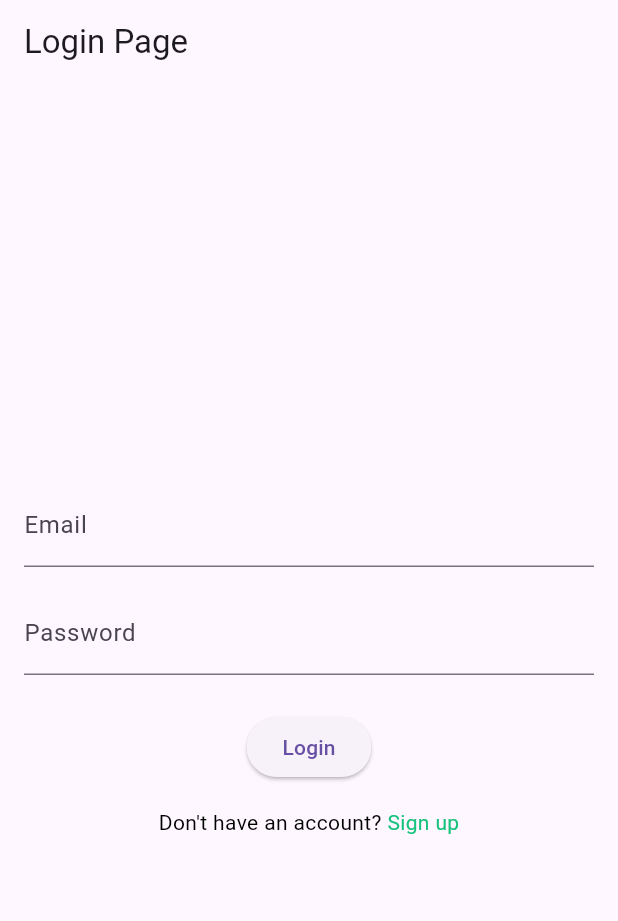
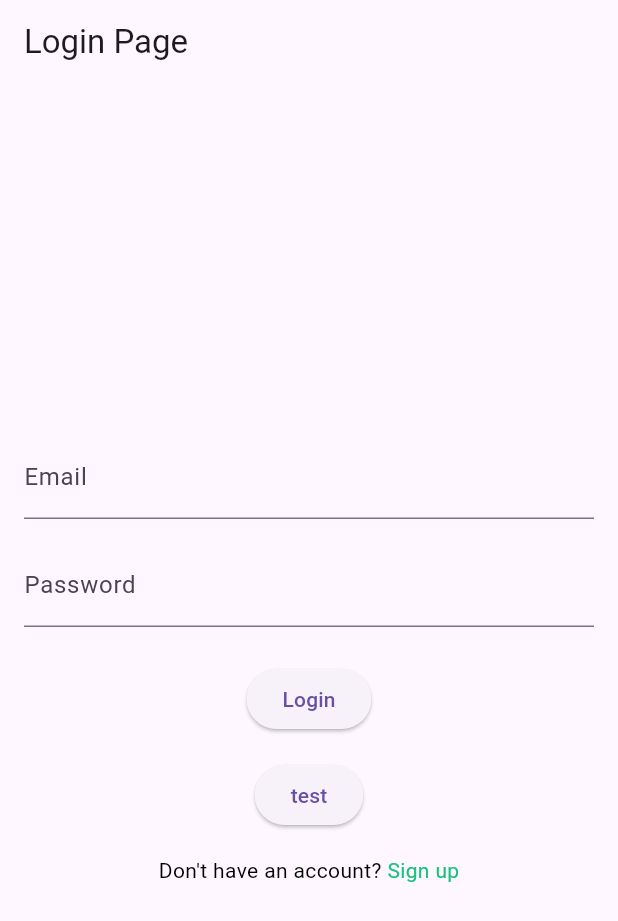
Before and after one commit to SETAP-Education/EducationApp, a Flutter app: the screen it shows after launch, on a phone screen of 412 x 824 dp. Shown: the top 921 px of the screen. Run offline on Flutter 3.47's test engine with Material 3 defaults, Android fonts, the phone set to English and light mode, and no system bars; our stand-ins replace firebase_auth, firebase_core; accounts and stored records are empty; statements that could not run were skipped.

Commit message:
Updated Login - Logic and UI

```diff
--- a/education_app/lib/Pages/AuthenticationPages/LoginPageLogic.dart
+++ b/education_app/lib/Pages/AuthenticationPages/LoginPageLogic.dart
@@ -4,6 +4,7 @@ import 'package:education_app/Pages/LandingPage.dart';
 
 class LoginPageLogic {
   final FirebaseAuth _auth = FirebaseAuth.instance;
+  User? user;
 
   Future<void> login(BuildContext context, String email, String password) async {
     try {
@@ -32,4 +33,54 @@ class LoginPageLogic {
       );
     }
   }
+
+  // Future<void> bypass(BuildContext context) async {
+  //   try {
+  //     if (user != null) {
+  //       Navigator.pushReplacement(
+  //         context,
+  //         MaterialPageRoute(builder: (context) => LandingPage(user: user!)),
+  //       );
+  //     }
+  //   } catch (e) {
+  //     print('Bypass failed: $e');
+  //     ScaffoldMessenger.of(context).showSnackBar(
+  //       SnackBar(
+  //         content: Text('Bypass failed. Please try again.'),
+  //         duration: Duration(seconds: 3),
+  //       ),
+  //     );
+  //   }
+  // }
+
+  Future<User?> test() async {
+    try {
+      // Delete existing admin account if it exists
+      try {
+        UserCredential existingUserCredential = await _auth.signInWithEmailAndPassword(
+          email: 'test@admin.com',
+          password: 'password',
+        );
+        await existingUserCredential.user?.delete();
+        print('Existing test account deleted.');
+      } catch (e) {
+        // Ignore errors if the account doesn't exist
+      }
+
+      // Create the account
+      UserCredential userCredential = await _auth.createUserWithEmailAndPassword(
+        email: 'test@admin.com',
+        password: 'password',
+      );
+
+      if (userCredential.user != null) {
+        print('Test account created successfully.');
+        return userCredential.user; // Return the created user
+      }
+    } catch (e) {
+      print('Test Account failed: $e');
+    }
+
+    return null; // Return null if any error occurs
+  }
 }
--- a/education_app/lib/Pages/AuthenticationPages/LoginPageUI.dart
+++ b/education_app/lib/Pages/AuthenticationPages/LoginPageUI.dart
@@ -1,6 +1,7 @@
 import 'package:flutter/material.dart';
 import 'package:education_app/Pages/AuthenticationPages/LoginPageLogic.dart';
 import 'package:education_app/Pages/AuthenticationPages/RegistrationPageUI.dart';
+// import 'package:education_app/Pages/LandingPage.dart';
 
 class LoginPageUI extends StatelessWidget {
   final TextEditingController _emailController = TextEditingController();
@@ -39,6 +40,21 @@ class LoginPageUI extends StatelessWidget {
               child: Text('Login'),
             ),
             SizedBox(height: 16.0),
+            // ElevatedButton(
+            //   onPressed: () {
+            //     LoginPageLogic().bypass(context);
+            //   },
+            //   child: Text('Bypass'),
+            // ),
+            // SizedBox(height: 16.0),
+            ElevatedButton(
+              onPressed: () {
+                // Call bypass logic method from LoginPageLogic.dart
+                LoginPageLogic().test();
+              },
+              child: Text('test'),
+            ),
+            SizedBox(height: 16.0),
             Row(
               mainAxisAlignment: MainAxisAlignment.center,
               children: [
```
